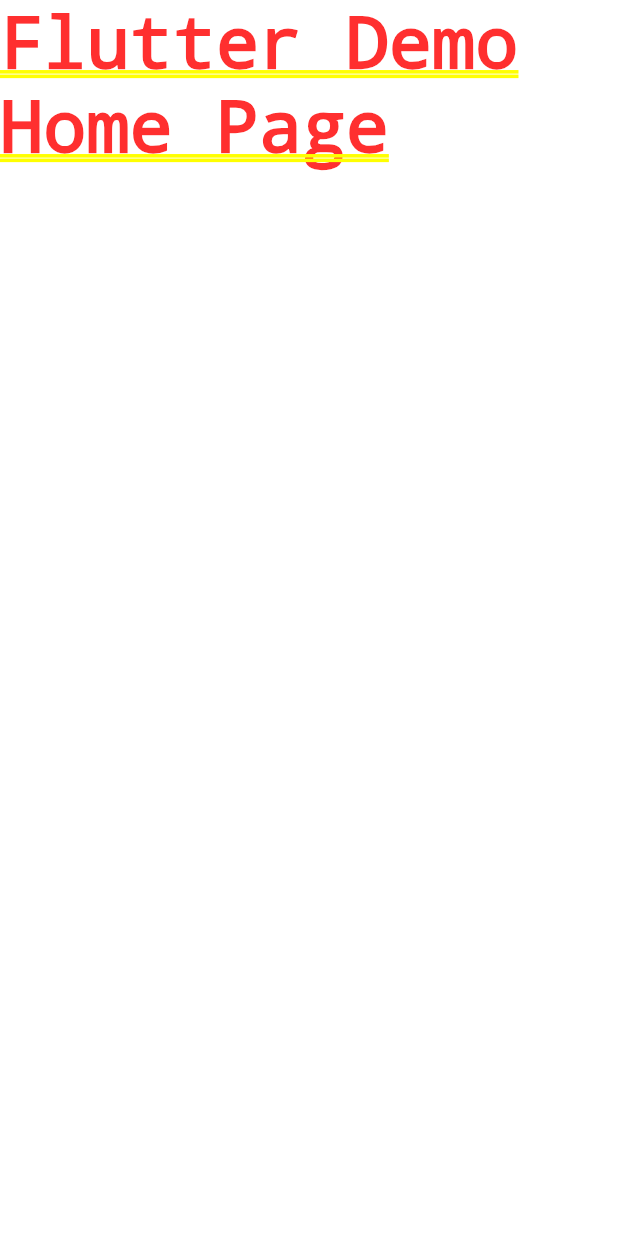
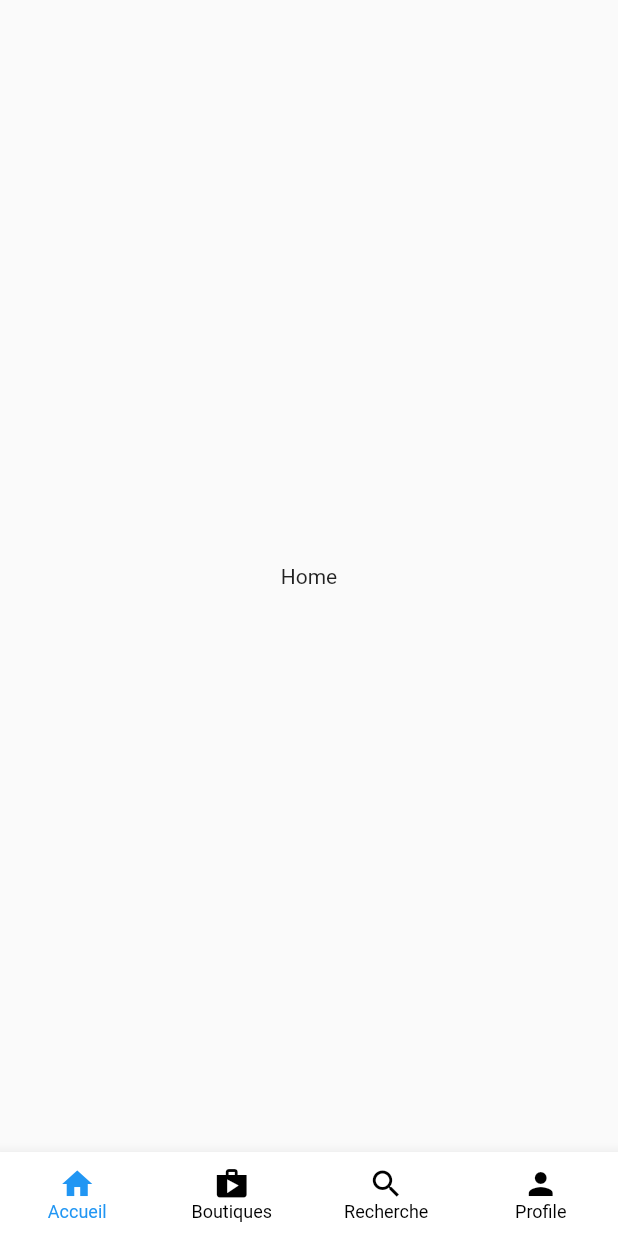
Before and after one commit to esse-jacques-dansomon/wantermaket, a Flutter app: the screen it shows after launch, on a phone screen of 412 x 824 dp. Run offline on Flutter 3.47's test engine with Material 2 defaults, Android fonts, the phone set to English and light mode, and no system bars.

Commit message:
add bottom bar

```diff
--- a/lib/main.dart
+++ b/lib/main.dart
@@ -1,4 +1,6 @@
 import 'package:flutter/material.dart';
+
+import 'ui/widgets/bottom_bar.dart';
 
 void main() {
   runApp(const MyApp());
@@ -11,11 +13,27 @@
   @override
   Widget build(BuildContext context) {
     return MaterialApp(
-      title: 'Flutter Demo',
+      debugShowCheckedModeBanner: false,
+      title: 'WANTERMARKET',
       theme: ThemeData(
-        primarySwatch: Colors.blue,
+        bottomNavigationBarTheme: const BottomNavigationBarThemeData(
+          backgroundColor: Colors.white,
+          type: BottomNavigationBarType.fixed,
+          selectedLabelStyle: TextStyle(
+            fontSize: 12,
+          ),
+          unselectedLabelStyle: TextStyle(
+            fontSize: 12,
+          ),
+          selectedItemColor: Colors.blue,
+          unselectedItemColor: Colors.black,
+        ),
       ),
-      home: const Text('Flutter Demo Home Page'),
+      home: const Scaffold(
+        body: Center(
+          child: BottomBar(),
+        ),
+      )
     );
   }
 }
--- a/lib/ui/screens/home/home_screen.dart
+++ b/lib/ui/screens/home/home_screen.dart
@@ -0,0 +1,21 @@
+
+import 'package:flutter/material.dart';
+
+class HomeScreen extends StatefulWidget {
+  const HomeScreen({Key? key}) : super(key: key);
+
+  @override
+  State<HomeScreen> createState() => _HomeScreenState();
+}
+
+class _HomeScreenState extends State<HomeScreen> {
+  @override
+  Widget build(BuildContext context) {
+
+    return const  Scaffold(
+      body: Center(
+        child: Text('Home'),
+      ),
+    );
+  }
+}
--- /dev/null
+++ b/lib/ui/widgets/bottom_bar.dart
@@ -0,0 +1,75 @@
+import 'package:flutter/material.dart';
+
+import '../screens/home/home_screen.dart';
+
+class BottomBar extends StatefulWidget {
+  const BottomBar({Key? key}) : super(key: key);
+
+  @override
+  State<BottomBar> createState() => _BottomBarState();
+}
+
+class _BottomBarState extends State<BottomBar> {
+ int _currentIndex = 0;
+  @override
+  Widget build(BuildContext context) {
+    return Scaffold(
+      bottomNavigationBar:  BottomNavigationBar(
+        currentIndex: _currentIndex,
+        onTap: (index) {
+          setState(() {
+            _currentIndex = index;
+          });
+        },
+        items: const [
+          BottomNavigationBarItem(
+            icon: Icon(Icons.home),
+            label: "Accueil",
+          ),
+          BottomNavigationBarItem(
+            icon: Icon(Icons.shop),
+            label: "Boutiques",
+          ),
+          BottomNavigationBarItem(
+            icon: Icon(Icons.search),
+            label: "Recherche",
+          ),
+          BottomNavigationBarItem(
+            icon: Icon(Icons.person),
+            label: "Profile",
+          ),
+        ]),
+
+      body: Stack(
+          children: [
+            renderView(
+            0,
+            const HomeScreen(),
+          ),
+          renderView(
+            1,
+            const HomeScreen(),
+          ),
+          renderView(
+            2,
+            const HomeScreen(),
+          ),
+          renderView(
+            3,
+            const HomeScreen(),
+          ),
+
+          ]
+      ),
+    );
+  }
+   Widget renderView(int tabIndex, Widget view) {
+    return IgnorePointer(
+      ignoring: _currentIndex != tabIndex,
+      child: Opacity(
+        opacity: _currentIndex == tabIndex ? 1 : 0,
+        child: view,
+      ),
+    );
+  }
+}
```
